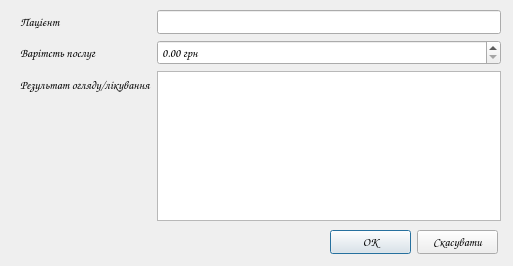
First picture: the form in appointmentdialog.ui, repository moz6go/NesterDentalClinic, before the edit.
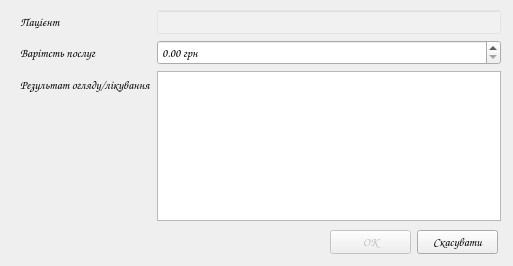
Second picture: the form after the edit. Icons and pictures are not drawn.

What changed in the file:
```diff
--- a/appointmentdialog.ui
+++ b/appointmentdialog.ui
@@ -25,7 +25,7 @@
   <property name="modal">
    <bool>true</bool>
   </property>
-  <widget class="QWidget" name="">
+  <widget class="QWidget" name="layoutWidget">
    <property name="geometry">
     <rect>
      <x>20</x>
@@ -44,6 +44,15 @@
     </item>
     <item row="0" column="1">
      <widget class="QLineEdit" name="patient_le">
+      <property name="enabled">
+       <bool>true</bool>
+      </property>
+      <property name="styleSheet">
+       <string notr="true">QLineEdit {
+background-color: rgba(250,250,250,0.2);
+font-style: italic;
+}</string>
+      </property>
       <property name="readOnly">
        <bool>true</bool>
       </property>
@@ -81,7 +90,7 @@
     </item>
    </layout>
   </widget>
-  <widget class="QWidget" name="">
+  <widget class="QWidget" name="layoutWidget">
    <property name="geometry">
     <rect>
      <x>330</x>
@@ -93,6 +102,9 @@
    <layout class="QHBoxLayout" name="horizontalLayout">
     <item>
      <widget class="QPushButton" name="ok_pb">
+      <property name="enabled">
+       <bool>false</bool>
+      </property>
       <property name="text">
        <string>ОК</string>
       </property>
```
